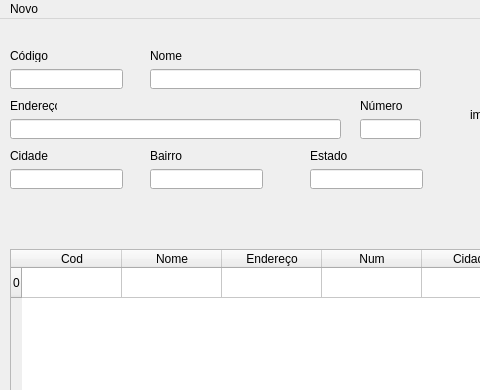
Above: portifolio/python/interface/mainwindow_2.ui from GussSoares/Projetos before the change; both pictures show x 0 to 480 and y 0 to 390 of the 667 by 477 pixel window. Below: the same form after it.
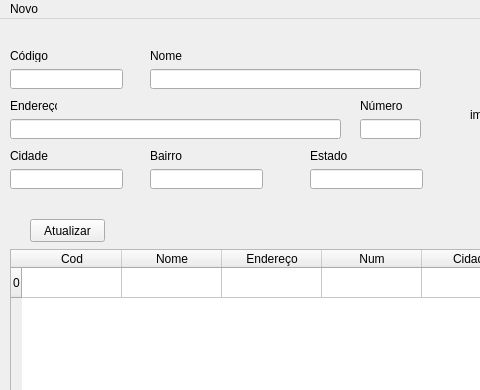
That is the form after the change.

```diff
--- a/portifolio/python/interface/mainwindow_2.ui
+++ b/portifolio/python/interface/mainwindow_2.ui
@@ -259,6 +259,19 @@
      </property>
     </item>
    </widget>
+   <widget class="QPushButton" name="pushButton_2">
+    <property name="geometry">
+     <rect>
+      <x>30</x>
+      <y>200</y>
+      <width>75</width>
+      <height>23</height>
+     </rect>
+    </property>
+    <property name="text">
+     <string>Atualizar</string>
+    </property>
+   </widget>
   </widget>
   <widget class="QStatusBar" name="statusbar"/>
   <widget class="QMenuBar" name="menubar">
```
